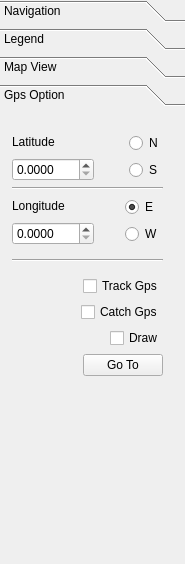
Qt form src/MarbleControlBox.ui (KDE/marble) before a commit.
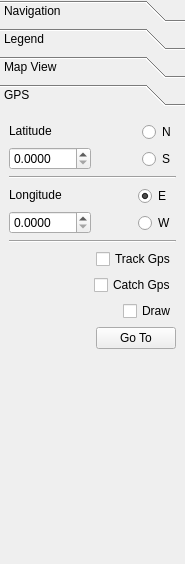
The same form after that commit. The open tabs and pages were chosen to show the change. Icons and pictures are not drawn. Custom widgets are drawn as their Qt base class.

Commit message: Make it compile with Qt 4.2

What changed in the file:
```diff
--- a/src/MarbleControlBox.ui
+++ b/src/MarbleControlBox.ui
@@ -10,7 +10,9 @@
    </rect>
   </property>
   <property name="sizePolicy" >
-   <sizepolicy vsizetype="Preferred" hsizetype="Preferred" >
+   <sizepolicy>
+    <hsizetype>5</hsizetype>
+    <vsizetype>5</vsizetype>
     <horstretch>0</horstretch>
     <verstretch>0</verstretch>
    </sizepolicy>
@@ -546,36 +548,48 @@
       </layout>
      </widget>
      <widget class="QWidget" name="gpsOption" >
-      <property name="enabled" >
-       <bool>true</bool>
-      </property>
-      <property name="geometry" >
-       <rect>
-        <x>0</x>
-        <y>0</y>
-        <width>185</width>
-        <height>440</height>
-       </rect>
-      </property>
       <attribute name="label" >
-       <string>Gps Option</string>
+       <string>GPS</string>
       </attribute>
-      <widget class="QWidget" name="" >
-       <property name="geometry" >
-        <rect>
-         <x>12</x>
-         <y>12</y>
-         <width>151</width>
-         <height>261</height>
-        </rect>
+      <layout class="QVBoxLayout" >
+       <property name="margin" >
+        <number>9</number>
        </property>
+       <property name="spacing" >
+        <number>6</number>
+       </property>
+       <item>
        <layout class="QVBoxLayout" >
+         <property name="margin" >
+          <number>0</number>
+         </property>
+         <property name="spacing" >
+          <number>6</number>
+         </property>
         <item>
          <layout class="QVBoxLayout" >
+           <property name="margin" >
+            <number>0</number>
+           </property>
+           <property name="spacing" >
+            <number>6</number>
+           </property>
           <item>
            <layout class="QHBoxLayout" >
+             <property name="margin" >
+              <number>0</number>
+             </property>
+             <property name="spacing" >
+              <number>6</number>
+             </property>
             <item>
              <layout class="QVBoxLayout" >
+               <property name="margin" >
+                <number>0</number>
+               </property>
+               <property name="spacing" >
+                <number>6</number>
+               </property>
               <item>
                <widget class="QLabel" name="m_latLabel" >
                 <property name="text" >
@@ -616,6 +630,12 @@
             </item>
             <item>
              <layout class="QVBoxLayout" >
+               <property name="margin" >
+                <number>0</number>
+               </property>
+               <property name="spacing" >
+                <number>6</number>
+               </property>
               <item>
                <widget class="QRadioButton" name="m_nRadio" >
                 <property name="text" >
@@ -646,8 +666,20 @@
           </item>
           <item>
            <layout class="QHBoxLayout" >
+             <property name="margin" >
+              <number>0</number>
+             </property>
+             <property name="spacing" >
+              <number>6</number>
+             </property>
             <item>
              <layout class="QVBoxLayout" >
+               <property name="margin" >
+                <number>0</number>
+               </property>
+               <property name="spacing" >
+                <number>6</number>
+               </property>
               <item>
                <widget class="QLabel" name="m_lonLabel" >
                 <property name="text" >
@@ -688,6 +720,12 @@
             </item>
             <item>
              <layout class="QVBoxLayout" >
+               <property name="margin" >
+                <number>0</number>
+               </property>
+               <property name="spacing" >
+                <number>6</number>
+               </property>
               <item>
                <widget class="QRadioButton" name="m_eRadio" >
                 <property name="text" >
@@ -720,8 +758,20 @@
         </item>
         <item>
          <layout class="QVBoxLayout" >
+           <property name="margin" >
+            <number>0</number>
+           </property>
+           <property name="spacing" >
+            <number>6</number>
+           </property>
           <item>
            <layout class="QHBoxLayout" >
+             <property name="margin" >
+              <number>0</number>
+             </property>
+             <property name="spacing" >
+              <number>6</number>
+             </property>
             <item>
              <spacer>
               <property name="orientation" >
@@ -746,6 +796,12 @@
           </item>
           <item>
            <layout class="QHBoxLayout" >
+             <property name="margin" >
+              <number>0</number>
+             </property>
+             <property name="spacing" >
+              <number>6</number>
+             </property>
             <item>
              <spacer>
               <property name="orientation" >
@@ -770,6 +826,12 @@
           </item>
           <item>
            <layout class="QHBoxLayout" >
+             <property name="margin" >
+              <number>0</number>
+             </property>
+             <property name="spacing" >
+              <number>6</number>
+             </property>
             <item>
              <spacer>
               <property name="orientation" >
@@ -797,6 +859,12 @@
           </item>
           <item>
            <layout class="QHBoxLayout" >
+             <property name="margin" >
+              <number>0</number>
+             </property>
+             <property name="spacing" >
+              <number>6</number>
+             </property>
             <item>
              <spacer>
               <property name="orientation" >
@@ -825,7 +893,21 @@
          </layout>
         </item>
        </layout>
-      </widget>
+       </item>
+       <item>
+        <spacer>
+         <property name="orientation" >
+          <enum>Qt::Vertical</enum>
+         </property>
+         <property name="sizeHint" >
+          <size>
+           <width>20</width>
+           <height>40</height>
+          </size>
+         </property>
+        </spacer>
+       </item>
+      </layout>
      </widget>
     </widget>
    </item>
```
Left out of the diff: 153 changed lines with no effect on the pictures. Lines whose indentation alone changed are shown as unchanged.
